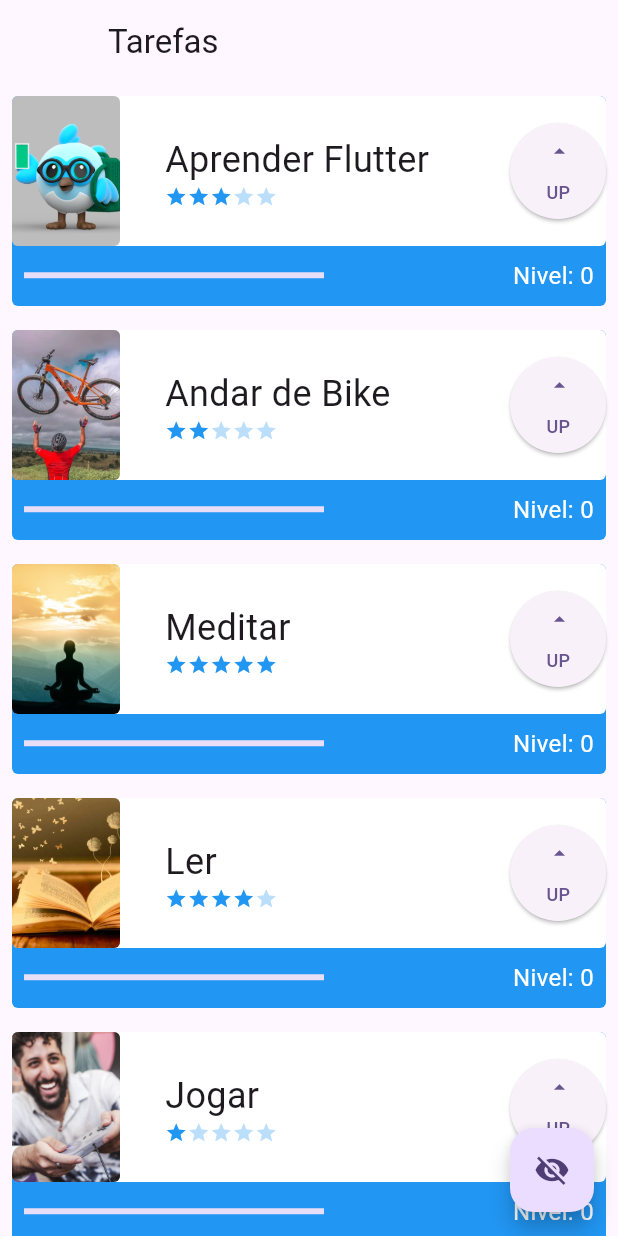
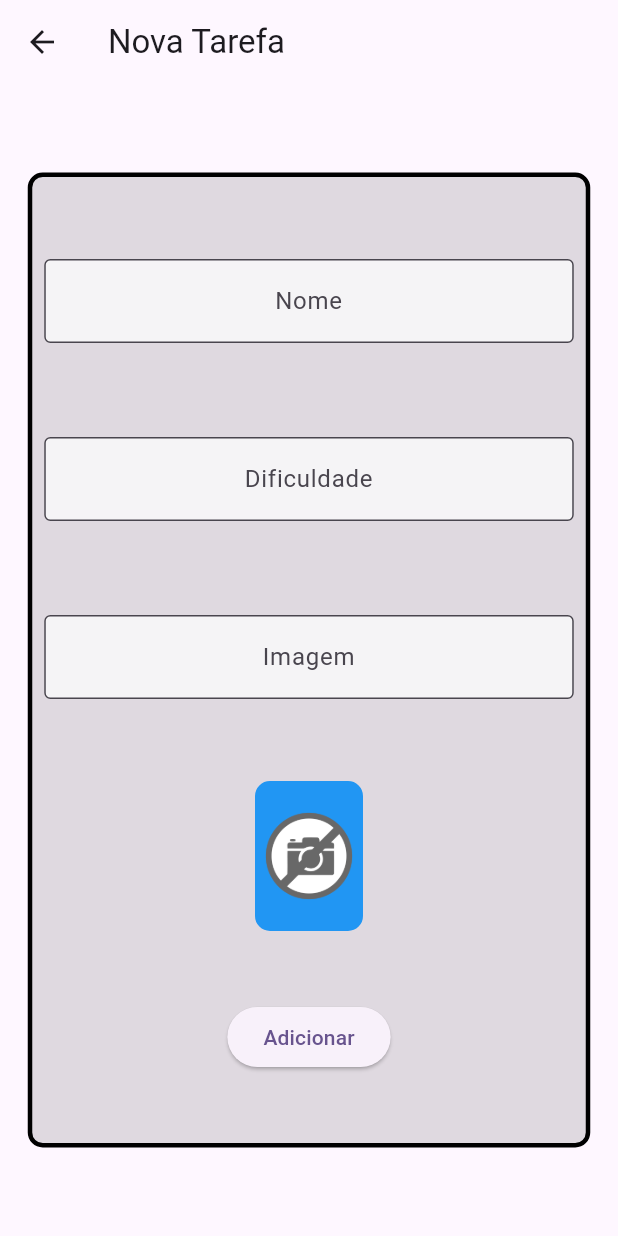
Before and after one commit to aleAcardoso/personal_tasks, a Flutter app: the screen it shows after launch, on a phone screen of 412 x 824 dp. Run offline on Flutter 3.47's test engine with Material 3 defaults, Android fonts, the phone set to English and light mode, and no system bars; network calls fail.

Commit message:
Construindo formularios

```diff
--- a/lib/main.dart
+++ b/lib/main.dart
@@ -1,4 +1,5 @@
 import 'package:flutter/material.dart';
+import 'package:personal_tasks/screens/form_screen.dart';
 import 'screens/initial_screen.dart';
 
 void main() {
@@ -16,7 +17,7 @@ class MyApp extends StatelessWidget {
         colorScheme: ColorScheme.fromSeed(seedColor: Colors.deepPurple),
         useMaterial3: true,
       ),
-      home: const InitialScreen(),
+      home: const FormScreen(),
     );
   }
 }
--- /dev/null
+++ b/lib/screens/form_screen.dart
@@ -0,0 +1,106 @@
+import 'package:flutter/material.dart';
+
+class FormScreen extends StatefulWidget {
+  const FormScreen({super.key});
+
+  @override
+  State<FormScreen> createState() => _FormScreenState();
+}
+
+class _FormScreenState extends State<FormScreen> {
+  TextEditingController nameController = TextEditingController();
+  TextEditingController difficultyController = TextEditingController();
+  TextEditingController imageController = TextEditingController();
+
+  @override
+  Widget build(BuildContext context) {
+    return Scaffold(
+      appBar: AppBar(
+        leading: const BackButton(),
+        title: const Text('Nova Tarefa'),
+      ),
+      body: Center(
+        child: Container(
+          decoration: BoxDecoration(
+            color: Colors.black12,
+            borderRadius: BorderRadius.circular(10),
+            border: Border.all(width: 3),
+          ),
+          height: 650,
+          width: 375,
+          child: Column(
+            mainAxisAlignment: MainAxisAlignment.spaceEvenly,
+            crossAxisAlignment: CrossAxisAlignment.center,
+            children: [
+              Padding(
+                padding: const EdgeInsets.all(8.0),
+                child: TextFormField(
+                  controller: nameController,
+                  textAlign: TextAlign.center,
+                  decoration: const InputDecoration(
+                      border: OutlineInputBorder(),
+                      hintText: 'Nome',
+                      fillColor: Colors.white70,
+                      filled: true),
+                ),
+              ),
+              Padding(
+                padding: const EdgeInsets.all(8.0),
+                child: TextFormField(
+                  controller: difficultyController,
+                  textAlign: TextAlign.center,
+                  decoration: const InputDecoration(
+                      border: OutlineInputBorder(),
+                      hintText: 'Dificuldade',
+                      fillColor: Colors.white70,
+                      filled: true),
+                ),
+              ),
+              Padding(
+                padding: const EdgeInsets.all(8.0),
+                child: TextFormField(
+                  onChanged: (text){
+                    setState(() {});
+                  },
+                  controller: imageController,
+                  textAlign: TextAlign.center,
+                  decoration: const InputDecoration(
+                      border: OutlineInputBorder(),
+                      hintText: 'Imagem',
+                      fillColor: Colors.white70,
+                      filled: true
+                  ),
+                ),
+              ),
+              Container(
+                height: 100,
+                width: 72,
+                decoration: BoxDecoration(
+                    color: Colors.blue,
+                    borderRadius: BorderRadius.circular(10),
+                    border: Border.all(width: 2, color: Colors.blue)),
+                child: ClipRRect(
+                  borderRadius: BorderRadius.circular(10),
+                  child: Image.network(
+                    imageController.text,
+                    errorBuilder: (BuildContext context, Object exception, StackTrace? stacktrace) {
+                      return Image.asset('assets/images/nophoto.png');
+                    },
+                    fit: BoxFit.cover,
+                  ),
+                ),
+              ),
+              ElevatedButton(
+                  onPressed: () {
+                    print(nameController.text);
+                    print(int.parse(difficultyController.text));
+                    print(nameController.text);
+                  },
+                  child: Text('Adicionar'))
+            ],
+          ),
+        ),
+      ),
+    );
+  }
+}
```
Also changed, not shown: assets/images/nophoto.png (added), assets/images/st,small,507x507-pad,600x600,f8f8f8.jpg (added), 1 other file.
